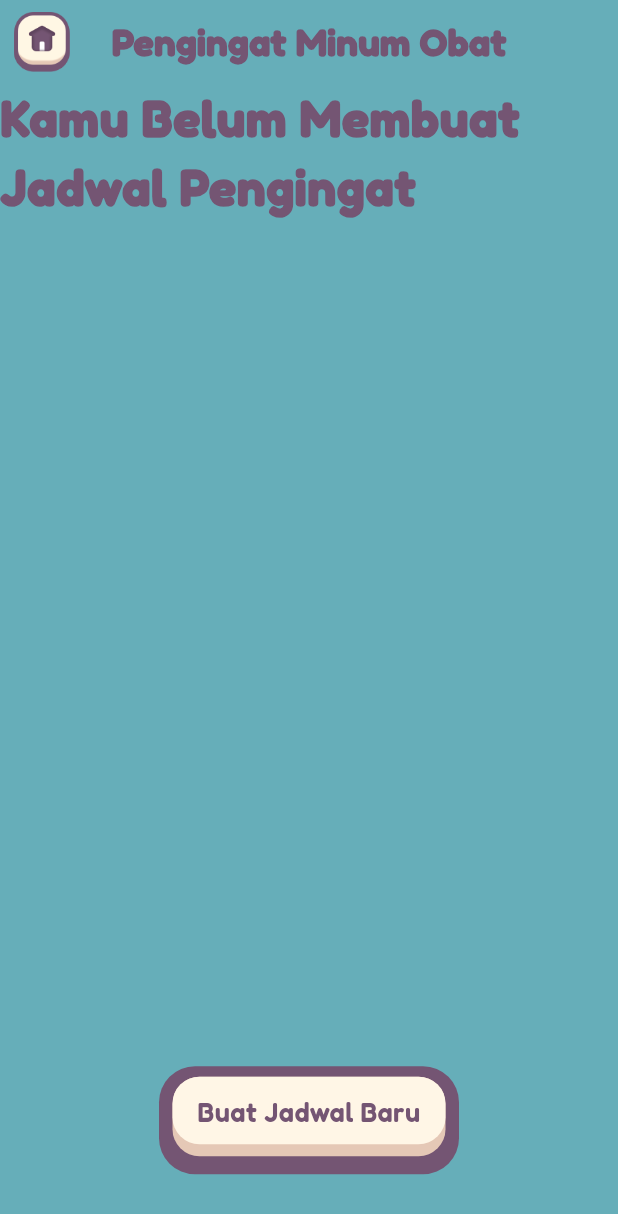
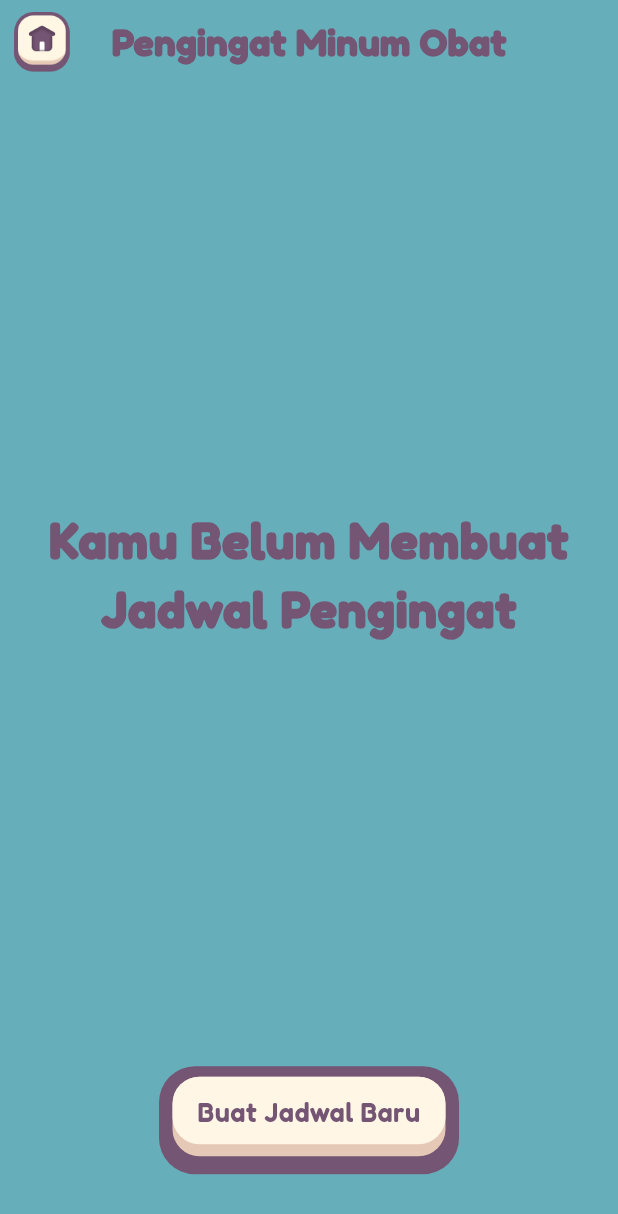
Before and after one commit to PPL-A1-Genap-2023-2024/talacare-mobile, a Flutter app: the Reminder screen opened directly, on a phone screen of 412 x 824 dp. Shown: the top 1214 px of the screen. Run offline on Flutter 3.47's test engine with Material 3 defaults, Android fonts, the light colour scheme and no system bars; our stand-ins replace carousel_slider, firebase_auth, firebase_core, flutter_local_notifications, flutter_timezone, google_sign_in and 3 more; missing offline and left inert: flame, flame_tiled; accounts and stored records are empty.

Commit message:
refactor: refactor file structure & fix text alignment when there is no schedule

```diff
--- a/lib/schedule_util.dart
+++ b/lib/helpers/schedule_util.dart
@@ -1,6 +1,6 @@
 import 'package:flutter/material.dart';
 import 'package:shared_preferences/shared_preferences.dart';
-import 'package:talacare/notification_util.dart';
+import 'package:talacare/helpers/notification_util.dart';
 
 List fetchSchedule(SharedPreferences prefs) {
   var schedule = [];
--- a/lib/main.dart
+++ b/lib/main.dart
@@ -5,7 +5,7 @@ import 'package:flutter/foundation.dart';
 import 'package:flutter/material.dart';
 import 'package:flame/game.dart';
 import 'package:talacare/screens/login_page.dart';
-import 'package:talacare/notification_util.dart';
+import 'package:talacare/helpers/notification_util.dart';
 import 'package:talacare/talacare.dart';
 import 'package:talacare/widgets/overlays/pause_button.dart';
 import 'package:talacare/widgets/overlays/pause_menu.dart';
--- a/lib/screens/homepage.dart
+++ b/lib/screens/homepage.dart
@@ -5,7 +5,7 @@ import 'package:talacare/main.dart';
 import 'package:carousel_slider/carousel_slider.dart';
 import 'package:google_sign_in/google_sign_in.dart';
 import 'package:talacare/helpers/audio_manager.dart';
-import 'package:talacare/reminder.dart';
+import 'package:talacare/screens/reminder.dart';
 
 class HomePage extends StatefulWidget {
   static const String id = 'HomePage';
--- a/lib/reminder.dart
+++ b/lib/screens/reminder.dart
@@ -2,8 +2,8 @@ import 'package:flutter/material.dart';
 import 'package:talacare/components/button.dart';
 import 'package:talacare/helpers/color_palette.dart';
 import 'package:talacare/helpers/text_styles.dart';
-import 'package:talacare/reminder_create.dart';
-import 'package:talacare/reminder_schedule.dart';
+import 'package:talacare/widgets/reminder/reminder_create.dart';
+import 'package:talacare/widgets/reminder/reminder_schedule.dart';
 
 class Reminder extends StatelessWidget {
   Reminder();
--- a/lib/reminder_create.dart
+++ b/lib/widgets/reminder/reminder_create.dart
@@ -3,8 +3,8 @@ import 'package:shared_preferences/shared_preferences.dart';
 import 'package:talacare/components/button.dart';
 import 'package:talacare/helpers/color_palette.dart';
 import 'package:talacare/helpers/text_styles.dart';
-import 'package:talacare/reminder.dart';
-import 'package:talacare/schedule_util.dart';
+import 'package:talacare/screens/reminder.dart';
+import 'package:talacare/helpers/schedule_util.dart';
 
 class ReminderCreateForm extends StatefulWidget {
   ReminderCreateForm({super.key});
--- a/lib/reminder_edit.dart
+++ b/lib/widgets/reminder/reminder_edit.dart
@@ -3,8 +3,8 @@ import 'package:shared_preferences/shared_preferences.dart';
 import 'package:talacare/components/button.dart';
 import 'package:talacare/helpers/color_palette.dart';
 import 'package:talacare/helpers/text_styles.dart';
-import 'package:talacare/reminder.dart';
-import 'package:talacare/schedule_util.dart';
+import 'package:talacare/screens/reminder.dart';
+import 'package:talacare/helpers/schedule_util.dart';
 
 class ReminderEditForm extends StatefulWidget {
   final int currentHour;
--- a/lib/reminder_schedule.dart
+++ b/lib/widgets/reminder/reminder_schedule.dart
@@ -2,10 +2,10 @@ import 'package:flutter/material.dart';
 import 'package:talacare/components/button.dart';
 import 'package:talacare/helpers/color_palette.dart';
 import 'package:talacare/helpers/text_styles.dart';
-import 'package:talacare/reminder.dart';
-import 'package:talacare/reminder_edit.dart';
+import 'package:talacare/screens/reminder.dart';
+import 'package:talacare/widgets/reminder/reminder_edit.dart';
 import 'package:shared_preferences/shared_preferences.dart';
-import 'package:talacare/schedule_util.dart';
+import 'package:talacare/helpers/schedule_util.dart';
 
 class ScheduleList extends StatefulWidget {
   ScheduleList({super.key});
@@ -33,10 +33,11 @@ class ScheduleListState extends State<ScheduleList> {
     } else {
       var scheduleList = fetchSchedule(prefs!);
       if (scheduleList.isEmpty) {
-        return Text(
+        return Center(child:  Text(
           "Kamu Belum Membuat Jadwal Pengingat",
           style: AppTextStyles.h1,
-        );
+          textAlign: TextAlign.center,
+        ));
       }
 
       return Container(
```
Also changed, not shown: lib/helpers/notification_util.dart (renamed from lib/notification_util.dart), 2 other files.
